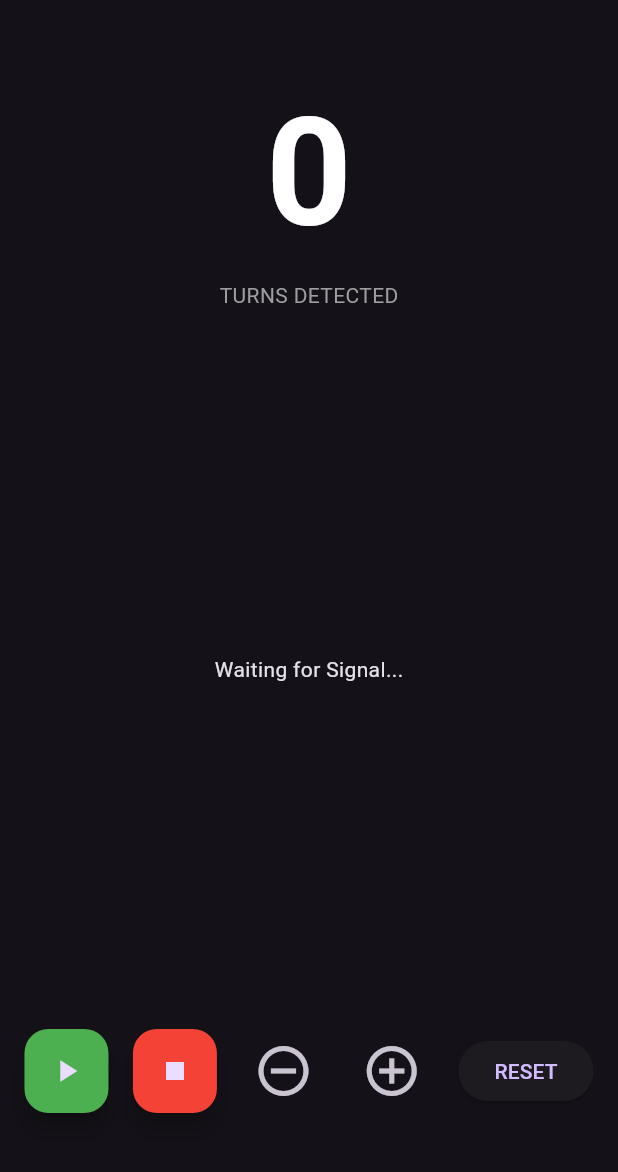
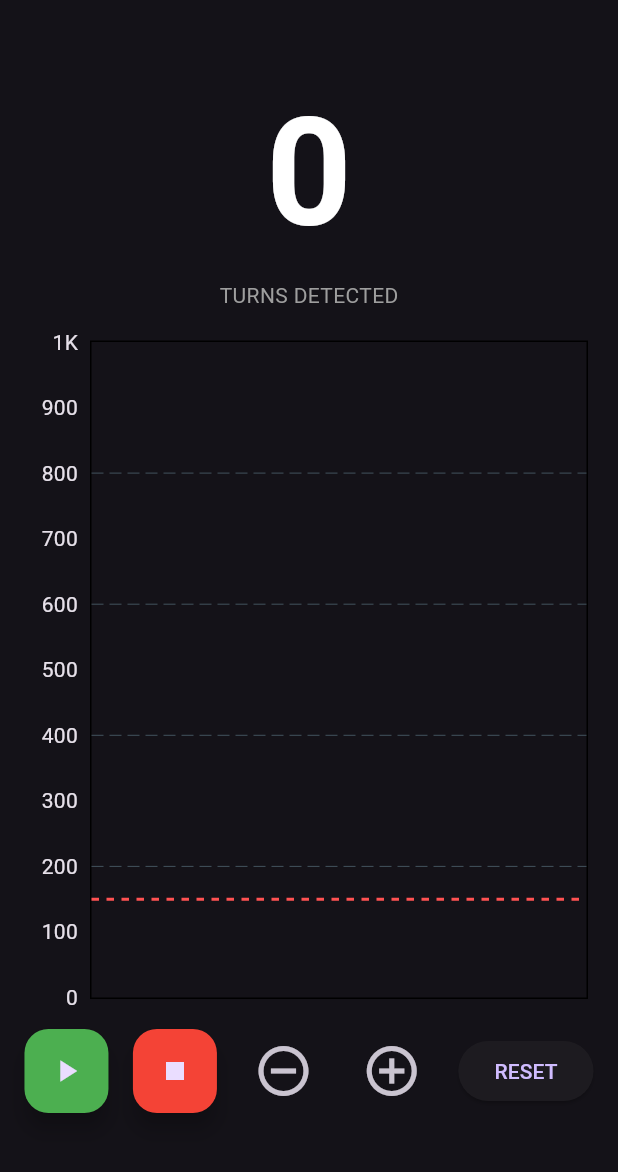
Before and after one commit to AMKOSHESH/coil-counter-flutter, a Flutter app: the screen it shows after launch, on a phone screen of 412 x 824 dp, the part 63-1235 px from its top. Run offline on Flutter 3.47's test engine with Material 3 defaults, Android fonts, the light colour scheme and no system bars; drawn by our look-alikes of fl_chart; our stand-ins replace audioplayers, sensors_plus, vibration.

Commit message:
Update SensorChart to fix maxY and grid data
Fixed the vertical axis to a fixed value of 1000 and updated the grid data to show horizontal intervals.

```diff
--- a/lib/widgets/sensor_chart.dart
+++ b/lib/widgets/sensor_chart.dart
@@ -10,29 +10,28 @@
 
   @override
   Widget build(BuildContext context) {
-    if (values.isEmpty) return const Center(child: Text('Waiting for Signal...'));
-
-    final currentMax = values.reduce((a, b) => a > b ? a : b);
-    final maxY = currentMax < 10 ? 100.0 : currentMax * 1.2;
-
     return GestureDetector(
       onTapDown: (details) {
         final box = context.findRenderObject() as RenderBox;
-        final tappedValue = maxY * (1 - details.localPosition.dy / box.size.height);
-        onTap(tappedValue.clamp(0, maxY));
+        final tappedValue = 1000 * (1 - details.localPosition.dy / box.size.height);
+        onTap(tappedValue.clamp(0, 1000));
       },
       child: LineChart(
         LineChartData(
           minY: 0,
-          maxY: maxY,
-          gridData: FlGridData(show: false),
-          titlesData: FlTitlesData(show: false),
-          borderData: FlBorderData(show: true, border: Border.all(color: Colors.white10)),
+          maxY: 1000, // محور عمودی روی ۱۰۰۰ فیکس شد
+          gridData: FlGridData(show: true, horizontalInterval: 200),
+          titlesData: FlTitlesData(
+            leftTitles: AxisTitles(sideTitles: SideTitles(showTitles: true, reservedSize: 40)),
+            rightTitles: AxisTitles(sideTitles: SideTitles(showTitles: false)),
+            topTitles: AxisTitles(sideTitles: SideTitles(showTitles: false)),
+            bottomTitles: AxisTitles(sideTitles: SideTitles(showTitles: false)),
+          ),
           lineBarsData: [
             LineChartBarData(
               spots: values.asMap().entries.map((e) => FlSpot(e.key.toDouble(), e.value)).toList(),
               isCurved: true,
-              color: Colors.blueAccent,
+              color: Colors.blue,
               barWidth: 2,
               dotData: FlDotData(show: false),
             ),
```
